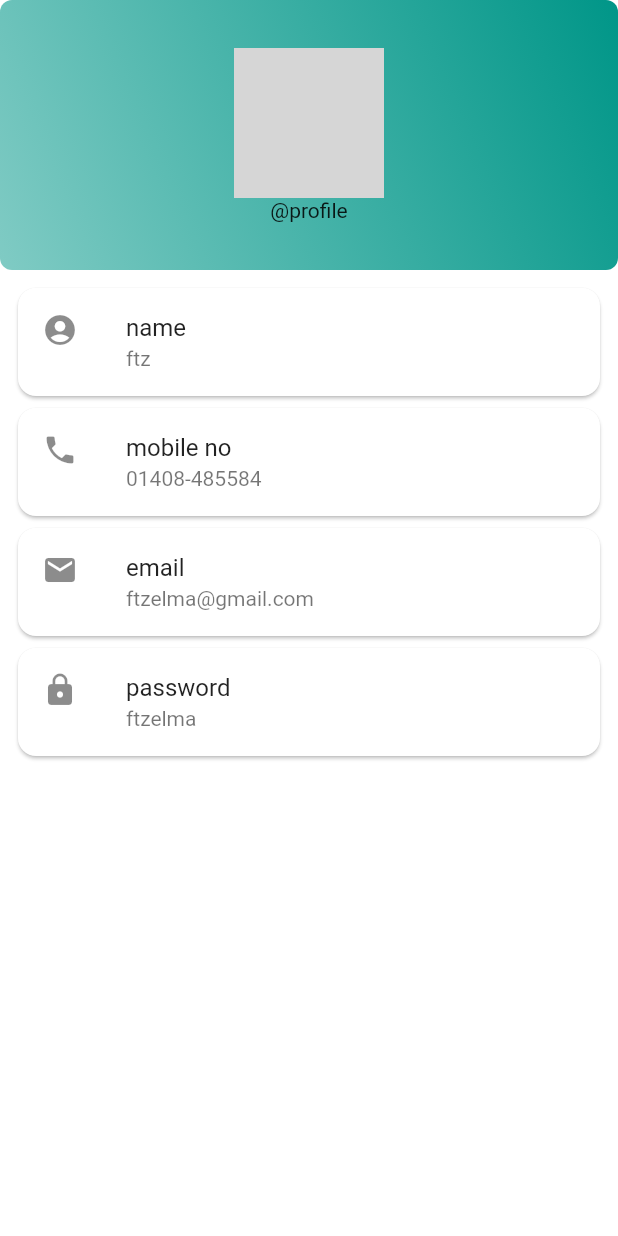
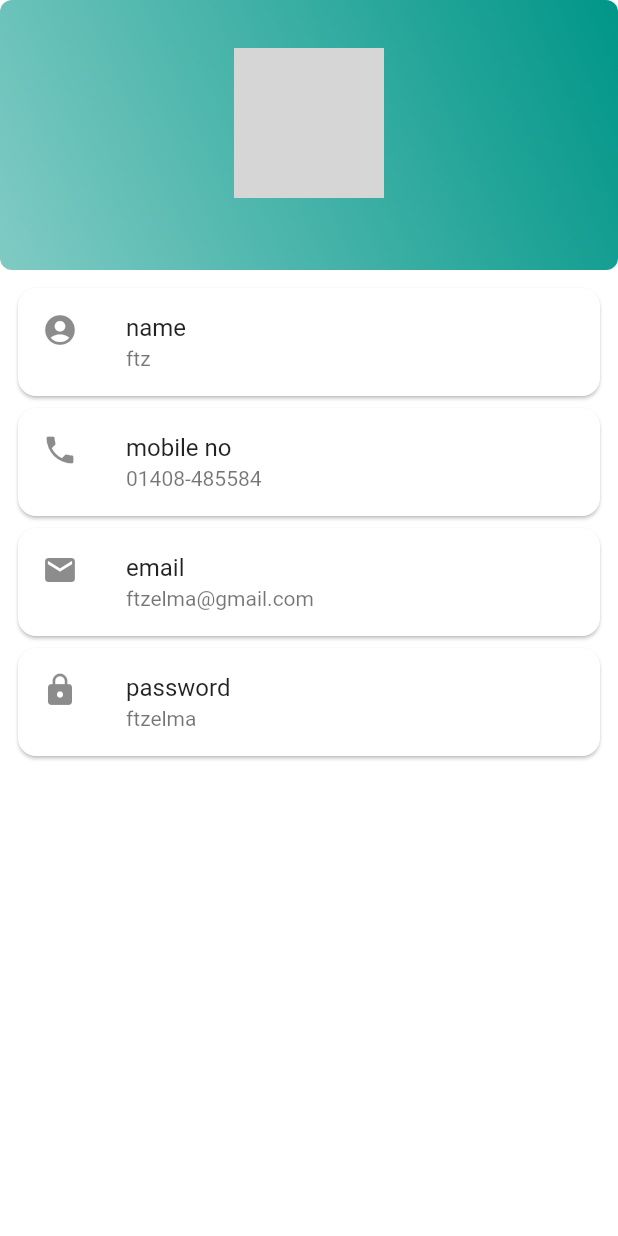
Before and after one commit to fatima-tuz-zhohra/Medical-Support-Finder, a Flutter app: the Profile screen opened directly, on a phone screen of 412 x 824 dp. Run offline on Flutter 3.47's test engine with Material 2 defaults, Android fonts, the phone set to English and light mode, and no system bars; our stand-ins replace bloc, firebase_auth, firebase_core, flutter_bloc, flutter_signin_button, google_sign_in; accounts and stored records are empty; network calls fail; grey boxes are pictures that could not be loaded.

Commit message:
updated profile

```diff
--- a/lib/home/home_main/settings/profile.dart
+++ b/lib/home/home_main/settings/profile.dart
@@ -55,7 +55,7 @@ class _ProfileState extends State<Profile> {
                     backgroundImage:
                         NetworkImage(userBloc.appUser?.picture ?? ''),
                   ),
-                  Text('@profile'),
+                  Text(userBloc.appUser?.name??''),
                 ],
               ),
             ),
```
